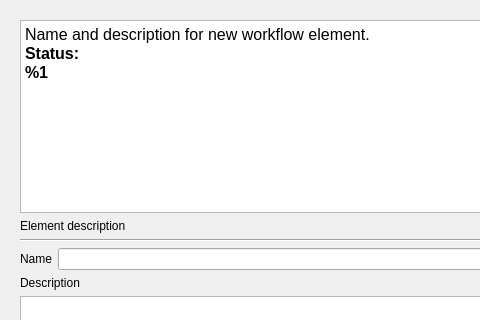
Before: the Qt Designer form src/plugins/workflow_designer/src/ui/ExternalProcessWorkerDialog.ui in violethaze74/ugene, drawn with Qt 5; both pictures show x 0 to 480 and y 0 to 320 of the 647 by 554 pixel window.
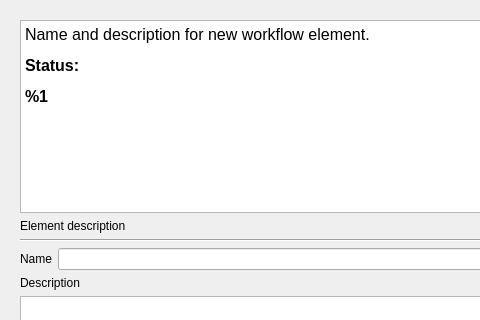
After: the same form once the commit is applied.

Commit message: UGENE-4606 Element created with command line tool does not work if path to tool contains space fix

```diff
--- a/src/plugins/workflow_designer/src/ui/ExternalProcessWorkerDialog.ui
+++ b/src/plugins/workflow_designer/src/ui/ExternalProcessWorkerDialog.ui
@@ -36,10 +36,10 @@
        <string>&lt;!DOCTYPE HTML PUBLIC &quot;-//W3C//DTD HTML 4.0//EN&quot; &quot;http://www.w3.org/TR/REC-html40/strict.dtd&quot;&gt;
 &lt;html&gt;&lt;head&gt;&lt;meta name=&quot;qrichtext&quot; content=&quot;1&quot; /&gt;&lt;style type=&quot;text/css&quot;&gt;
 p, li { white-space: pre-wrap; }
-&lt;/style&gt;&lt;/head&gt;&lt;body style=&quot; font-family:'Lucida Grande'; font-size:13pt; font-weight:400; font-style:normal;&quot;&gt;
-&lt;p style=&quot; margin-top:0px; margin-bottom:0px; margin-left:0px; margin-right:0px; -qt-block-indent:0; text-indent:0px;&quot;&gt;&lt;span style=&quot; font-family:'MS Shell Dlg 2'; font-size:12pt;&quot;&gt;Name and description for new workflow element.&lt;/span&gt;&lt;/p&gt;
-&lt;p style=&quot; margin-top:0px; margin-bottom:0px; margin-left:0px; margin-right:0px; -qt-block-indent:0; text-indent:0px;&quot;&gt;&lt;span style=&quot; font-family:'MS Shell Dlg 2'; font-size:12pt; font-weight:600;&quot;&gt;Status:&lt;/span&gt;&lt;/p&gt;
-&lt;p style=&quot; margin-top:0px; margin-bottom:0px; margin-left:0px; margin-right:0px; -qt-block-indent:0; text-indent:0px;&quot;&gt;&lt;span style=&quot; font-family:'MS Shell Dlg 2'; font-size:12pt; font-weight:600;&quot;&gt;%1&lt;/span&gt;&lt;/p&gt;&lt;/body&gt;&lt;/html&gt;</string>
+&lt;/style&gt;&lt;/head&gt;&lt;body style=&quot; font-family:'MS Shell Dlg 2'; font-size:8.25pt; font-weight:400; font-style:normal;&quot;&gt;
+&lt;p style=&quot; margin-top:12px; margin-bottom:12px; margin-left:0px; margin-right:0px; -qt-block-indent:0; text-indent:0px;&quot;&gt;&lt;span style=&quot; font-size:12pt;&quot;&gt;Name and description for new workflow element.&lt;/span&gt;&lt;/p&gt;
+&lt;p style=&quot; margin-top:12px; margin-bottom:12px; margin-left:0px; margin-right:0px; -qt-block-indent:0; text-indent:0px;&quot;&gt;&lt;span style=&quot; font-size:12pt; font-weight:600;&quot;&gt;Status:&lt;/span&gt;&lt;/p&gt;
+&lt;p style=&quot; margin-top:12px; margin-bottom:12px; margin-left:0px; margin-right:0px; -qt-block-indent:0; text-indent:0px;&quot;&gt;&lt;span style=&quot; font-size:12pt; font-weight:600;&quot;&gt;%1&lt;/span&gt;&lt;/p&gt;&lt;/body&gt;&lt;/html&gt;</string>
       </property>
      </widget>
     </item>
```
Left out of the diff: 32 changed lines with no effect on the pictures.
